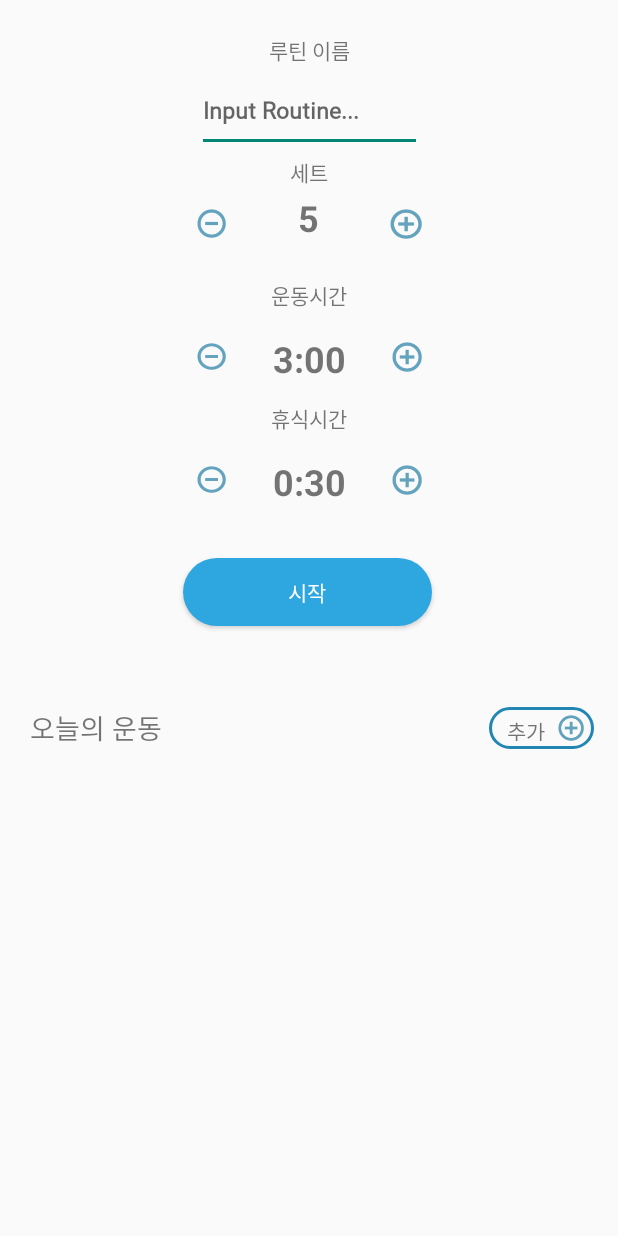
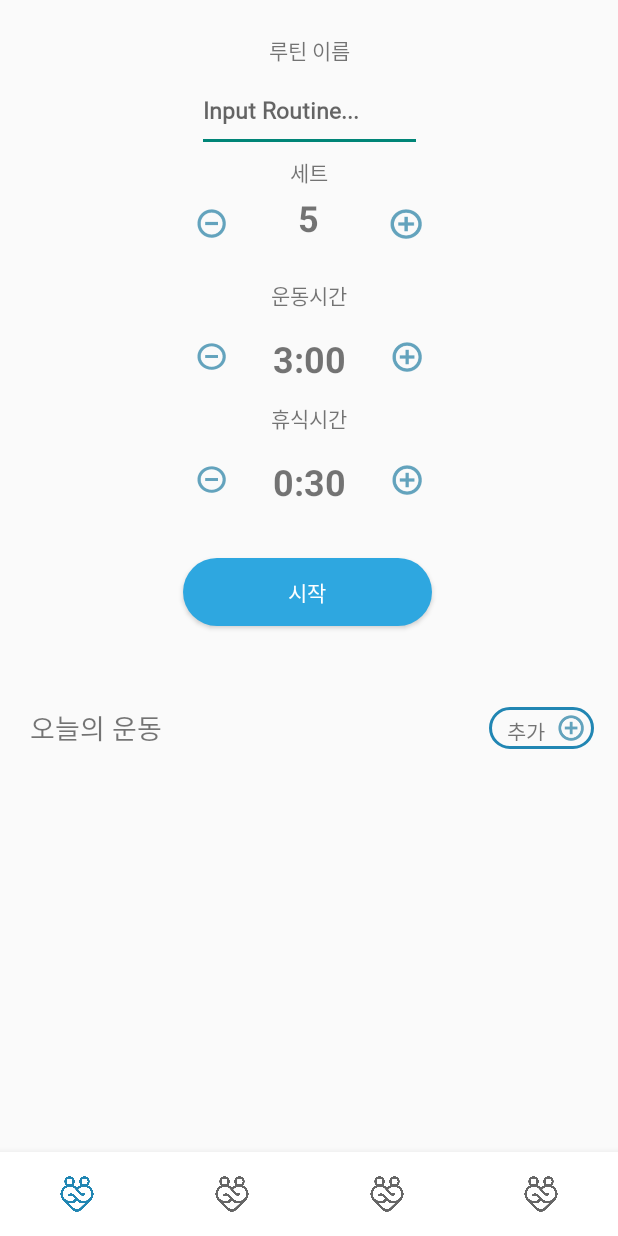
Before and after one commit to HaeYaGYM/App, an Android app: the layout activity_timer.xml on its own in the app's theme, with its tools: preview values and no code run, on a phone screen of 412 x 824 dp. Run offline under Robolectric (Android 15) with nearby library versions, the phone set to English and light mode, and no system bars.

Commit message:
Function Bottom Navigation
# Conflicts:
#	.idea/gradle.xml
#	.idea/misc.xml
#	app/build.gradle
#	app/src/main/AndroidManifest.xml
#	app/src/main/res/values-night/themes.xml
#	app/src/main/res/values/strings.xml
#	app/src/main/res/values/themes.xml
#	build.gradle
#	gradle.properties
#	gradle/wrapper/gradle-wrapper.jar
#	gradle/wrapper/gradle-wrapper.properties
#	gradlew
#	gradlew.bat
#	settings.gradle

Bottom Navigation

```diff
--- a/app/src/main/AndroidManifest.xml
+++ b/app/src/main/AndroidManifest.xml
@@ -14,9 +14,9 @@
         <activity android:name=".CommunityActivity"></activity>
         <activity android:name=".LoginActivity" />
         <activity android:name=".StartRoutineActivity" />
-        <activity android:name=".TimerActivity" />
+        <activity android:name=".CalendarActivity" />
         <activity
-            android:name=".CalendarActivity"
+            android:name=".TimerActivity"
             android:exported="true"
             android:windowSoftInputMode="adjustNothing">
             <intent-filter>
--- a/app/src/main/res/layout/activity_timer.xml
+++ b/app/src/main/res/layout/activity_timer.xml
@@ -1,5 +1,25 @@
 <?xml version="1.0" encoding="utf-8"?>
-<androidx.constraintlayout.widget.ConstraintLayout xmlns:android="http://schemas.android.com/apk/res/android"
+<RelativeLayout
+    android:layout_width="match_parent"
+    android:layout_height="match_parent"
+    xmlns:android="http://schemas.android.com/apk/res/android"
+    xmlns:app="http://schemas.android.com/apk/res-auto">
+
+    <com.google.android.material.bottomnavigation.BottomNavigationView
+        android:id="@+id/timerBottomNav"
+        android:layout_width="match_parent"
+        android:layout_height="wrap_content"
+        app:labelVisibilityMode="unlabeled"
+        android:layout_alignParentBottom="true"
+        android:layout_centerHorizontal="true"
+        android:background="#FFF"
+        app:menu="@menu/menu"
+        />
+    <FrameLayout
+        android:layout_width="match_parent"
+        android:layout_height="match_parent"/>
+    <androidx.constraintlayout.widget.ConstraintLayout
+        xmlns:android="http://schemas.android.com/apk/res/android"
         xmlns:app="http://schemas.android.com/apk/res-auto"
         xmlns:tools="http://schemas.android.com/tools"
         android:id="@+id/btn2_2"
@@ -268,6 +288,5 @@
                 android:layout_weight="1"
                 app:srcCompat="@drawable/plus1" />
         </LinearLayout>
-
-
     </androidx.constraintlayout.widget.ConstraintLayout>
+</RelativeLayout>
--- /dev/null
+++ b/app/src/main/res/menu/menu.xml
@@ -0,0 +1,19 @@
+<?xml version="1.0" encoding="utf-8"?>
+<menu xmlns:android="http://schemas.android.com/apk/res/android">
+    <item
+        android:id="@+id/item_frag1"
+        android:icon="@drawable/appicon"
+        android:title="item_1"/>
+    <item
+        android:id="@+id/item_frag2"
+        android:icon="@drawable/appicon"
+        android:title="item_2"/>
+    <item
+        android:id="@+id/item_frag3"
+        android:icon="@drawable/appicon"
+        android:title="item_3"/>
+    <item
+        android:id="@+id/item_frag4"
+        android:icon="@drawable/appicon"
+        android:title="item_4"/>
+</menu>
```
Also changed, not shown: app/src/main/java/com/dmu/haeyagym/CalendarActivity.java (+35 -0 lines), app/src/main/java/com/dmu/haeyagym/TimerActivity.java (+40 -10 lines), app/src/main/res/layout/activity_calendar.xml (+16 -0 lines). Lines whose indentation alone changed are shown as unchanged.
